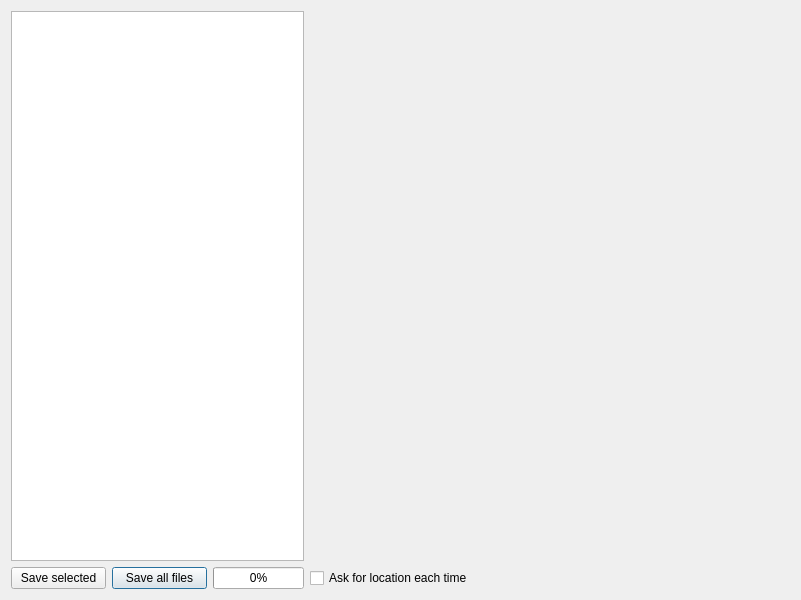
Above: src/filebrowse.ui from g4ixt/QtTinySA before the change. Below: the same form after it.
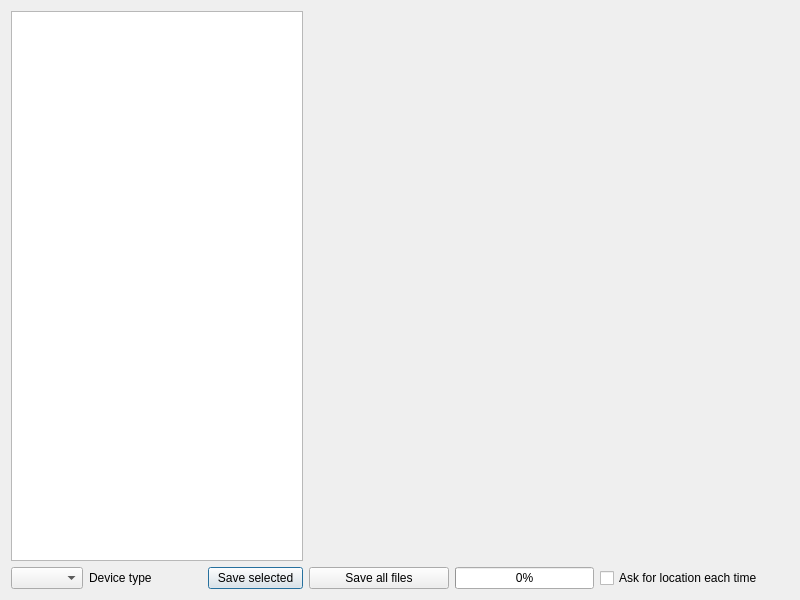
That is the form after the change.

```diff
--- a/src/filebrowse.ui
+++ b/src/filebrowse.ui
@@ -16,17 +16,26 @@
   <layout class="QGridLayout" name="gridLayout_3">
    <item row="0" column="0">
     <layout class="QGridLayout" name="gridLayout">
-     <item row="0" column="0" rowspan="3" colspan="3">
-      <widget class="QListWidget" name="listWidget">
+     <item row="3" column="3">
+      <widget class="QPushButton" name="download">
        <property name="sizePolicy">
-        <sizepolicy hsizetype="Expanding" vsizetype="Expanding">
+        <sizepolicy hsizetype="MinimumExpanding" vsizetype="Fixed">
          <horstretch>0</horstretch>
          <verstretch>0</verstretch>
         </sizepolicy>
        </property>
+       <property name="minimumSize">
+        <size>
+         <width>95</width>
+         <height>0</height>
+        </size>
+       </property>
+       <property name="text">
+        <string>Save selected</string>
+       </property>
       </widget>
      </item>
-     <item row="3" column="1">
+     <item row="3" column="4">
       <widget class="QPushButton" name="saveAll">
        <property name="sizePolicy">
         <sizepolicy hsizetype="MinimumExpanding" vsizetype="Fixed">
@@ -45,7 +54,7 @@
        </property>
       </widget>
      </item>
-     <item row="3" column="3">
+     <item row="3" column="6">
       <widget class="QCheckBox" name="askForPath">
        <property name="sizePolicy">
         <sizepolicy hsizetype="MinimumExpanding" vsizetype="Fixed">
@@ -61,65 +70,14 @@
        </property>
       </widget>
      </item>
-     <item row="3" column="0">
-      <widget class="QPushButton" name="download">
-       <property name="sizePolicy">
-        <sizepolicy hsizetype="MinimumExpanding" vsizetype="Fixed">
-         <horstretch>0</horstretch>
-         <verstretch>0</verstretch>
-        </sizepolicy>
-       </property>
-       <property name="minimumSize">
-        <size>
-         <width>95</width>
-         <height>0</height>
-        </size>
-       </property>
+     <item row="3" column="1">
+      <widget class="QLabel" name="dev_type">
        <property name="text">
-        <string>Save selected</string>
+        <string>Device type</string>
        </property>
       </widget>
      </item>
-     <item row="3" column="2">
-      <widget class="QProgressBar" name="saveProgress">
-       <property name="sizePolicy">
-        <sizepolicy hsizetype="MinimumExpanding" vsizetype="Fixed">
-         <horstretch>0</horstretch>
-         <verstretch>0</verstretch>
-        </sizepolicy>
-       </property>
-       <property name="value">
-        <number>0</number>
-       </property>
-      </widget>
-     </item>
-     <item row="1" column="4">
-      <spacer name="verticalSpacer">
-       <property name="orientation">
-        <enum>Qt::Vertical</enum>
-       </property>
-       <property name="sizeHint" stdset="0">
-        <size>
-         <width>20</width>
-         <height>40</height>
-        </size>
-       </property>
-      </spacer>
-     </item>
-     <item row="2" column="3">
-      <widget class="QLabel" name="downloadInfo">
-       <property name="sizePolicy">
-        <sizepolicy hsizetype="Expanding" vsizetype="Preferred">
-         <horstretch>0</horstretch>
-         <verstretch>0</verstretch>
-        </sizepolicy>
-       </property>
-       <property name="text">
-        <string/>
-       </property>
-      </widget>
-     </item>
-     <item row="0" column="3" colspan="2">
+     <item row="0" column="4" colspan="4">
       <widget class="QLabel" name="picture">
        <property name="sizePolicy">
         <sizepolicy hsizetype="Expanding" vsizetype="Expanding">
@@ -141,6 +99,75 @@
        </property>
       </widget>
      </item>
+     <item row="2" column="6">
+      <widget class="QLabel" name="downloadInfo">
+       <property name="sizePolicy">
+        <sizepolicy hsizetype="Expanding" vsizetype="Preferred">
+         <horstretch>0</horstretch>
+         <verstretch>0</verstretch>
+        </sizepolicy>
+       </property>
+       <property name="text">
+        <string/>
+       </property>
+      </widget>
+     </item>
+     <item row="3" column="0">
+      <widget class="QComboBox" name="port">
+       <property name="toolTip">
+        <string>Choose device to browse</string>
+       </property>
+      </widget>
+     </item>
+     <item row="1" column="7">
+      <spacer name="verticalSpacer">
+       <property name="orientation">
+        <enum>Qt::Orientation::Vertical</enum>
+       </property>
+       <property name="sizeHint" stdset="0">
+        <size>
+         <width>20</width>
+         <height>40</height>
+        </size>
+       </property>
+      </spacer>
+     </item>
+     <item row="3" column="5">
+      <widget class="QProgressBar" name="saveProgress">
+       <property name="sizePolicy">
+        <sizepolicy hsizetype="MinimumExpanding" vsizetype="Fixed">
+         <horstretch>0</horstretch>
+         <verstretch>0</verstretch>
+        </sizepolicy>
+       </property>
+       <property name="value">
+        <number>0</number>
+       </property>
+      </widget>
+     </item>
+     <item row="3" column="2">
+      <spacer name="horizontalSpacer">
+       <property name="orientation">
+        <enum>Qt::Orientation::Horizontal</enum>
+       </property>
+       <property name="sizeHint" stdset="0">
+        <size>
+         <width>40</width>
+         <height>20</height>
+        </size>
+       </property>
+      </spacer>
+     </item>
+     <item row="0" column="0" rowspan="3" colspan="4">
+      <widget class="QListWidget" name="listWidget">
+       <property name="sizePolicy">
+        <sizepolicy hsizetype="Expanding" vsizetype="Expanding">
+         <horstretch>0</horstretch>
+         <verstretch>0</verstretch>
+        </sizepolicy>
+       </property>
+      </widget>
+     </item>
     </layout>
    </item>
   </layout>
```
